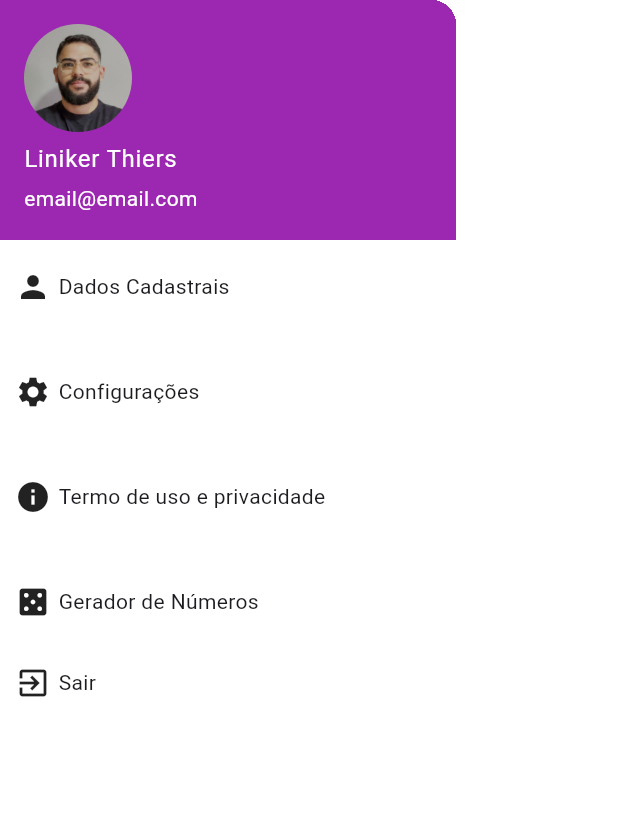
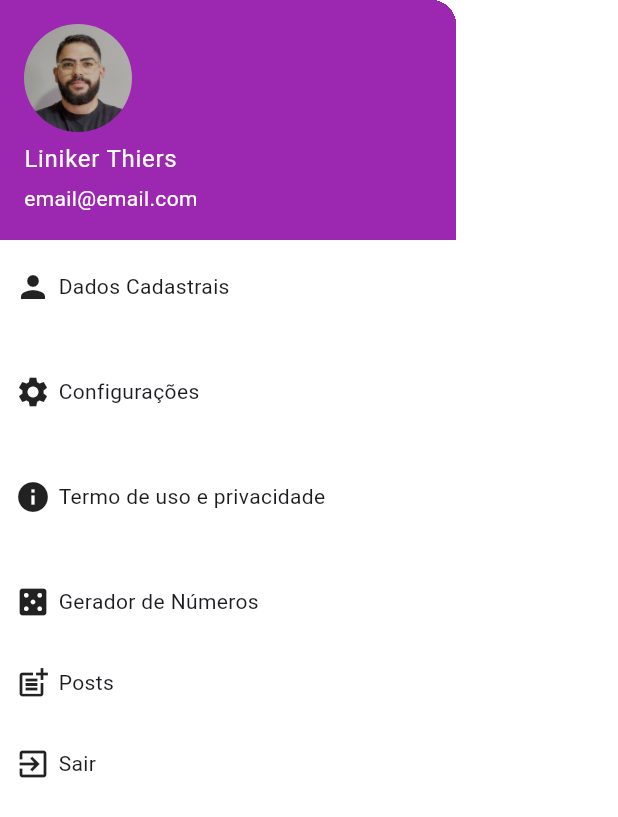
Before and after one commit to LinikerThiers/meu-app-flutter-estudo, a Flutter app: the CustomDrawer widget shown alone on an empty page, opened directly, on a phone screen of 412 x 824 dp. Shown: the top 817 px of the screen. Run offline on Flutter 3.47's test engine with Material 3 defaults, Android fonts, the phone set to English and light mode, and no system bars; our stand-ins replace google_fonts, hive, shared_preferences, sqflite; accounts and stored records are empty; network calls fail.

Commit message:
utilizando o json placeholder e fazendo a tela de posts utilizando a api

```diff
--- a/lib/shared/widgets/custom_drawer.dart
+++ b/lib/shared/widgets/custom_drawer.dart
@@ -5,6 +5,7 @@ import 'package:trilhaapp/pages/dados_cadastrais/dados_cadastrais_hive_page.dart
 // import 'package:trilhaapp/pages/dados_cadastrais/dados_cadastrais_page.dart';
 import 'package:trilhaapp/pages/login_page.dart';
 import 'package:trilhaapp/pages/numeros_aleatorios/numeros_aleatorios_hive_page%20copy.dart';
+import 'package:trilhaapp/pages/posts_page.dart';
 // import 'package:trilhaapp/pages/numeros_aleatorios/numeros_aleatorios_shared_preferences_page.dart';
 
 class CustomDrawer extends StatelessWidget {
@@ -180,6 +181,29 @@ class CustomDrawer extends StatelessWidget {
                 width: double.infinity,
                 child: Row(
                   children: [
+                    Icon(Icons.post_add),
+                    SizedBox(
+                      width: 5,
+                    ),
+                    Text("Posts"),
+                  ],
+                )),
+            onTap: () {
+              Navigator.pop(context);
+              Navigator.push(context,
+              MaterialPageRoute(builder: (bc) => PostsPage())
+              );
+            },
+          ),
+          SizedBox(
+            height: 10,
+          ),
+          InkWell(
+            child: Container(
+                padding: EdgeInsets.symmetric(vertical: 10, horizontal: 10),
+                width: double.infinity,
+                child: Row(
+                  children: [
                     Icon(Icons.exit_to_app),
                     SizedBox(
                       width: 5,
```
Also changed, not shown: lib/model/post_model.dart (added, +24 -0 lines), lib/pages/posts_page.dart (added, +64 -0 lines), lib/repositories/posts_repository.dart (added, +19 -0 lines).
